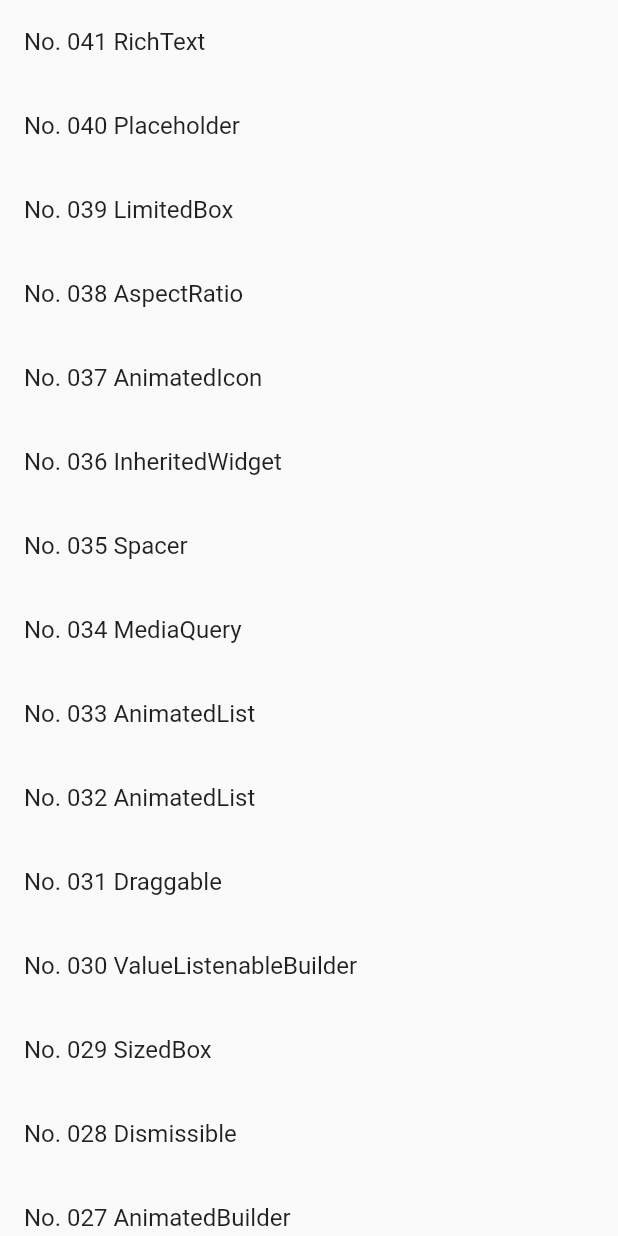
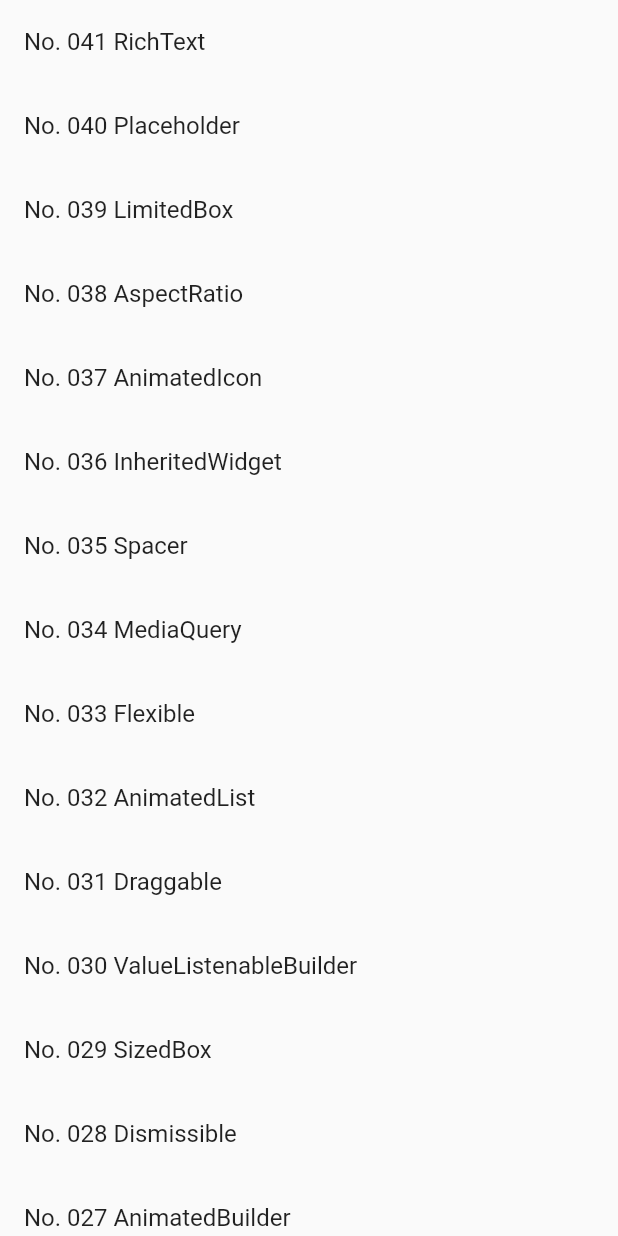
Before and after one commit to fujiya228/flutter-widget-of-the-week, a Flutter app: the screen it shows after launch, on a phone screen of 412 x 824 dp. Run offline on Flutter 3.47's test engine with Material 2 defaults, Android fonts, the phone set to English and light mode, and no system bars; our stand-ins replace transparent_image.

Commit message:
Flexibleになっていなかったので修正

```diff
--- a/lib/widgets/widgets.dart
+++ b/lib/widgets/widgets.dart
@@ -60,7 +60,7 @@ final widgetPages = <WidgetPage>[
   WidgetPage(title: 'No. 036 InheritedWidget', widget: const Page036()),
   WidgetPage(title: 'No. 035 Spacer', widget: const Page035()),
   WidgetPage(title: 'No. 034 MediaQuery', widget: const Page034()),
-  WidgetPage(title: 'No. 033 AnimatedList', widget: const Page033()),
+  WidgetPage(title: 'No. 033 Flexible', widget: const Page033()),
   WidgetPage(title: 'No. 032 AnimatedList', widget: const Page032()),
   WidgetPage(title: 'No. 031 Draggable', widget: const Page031()),
   WidgetPage(title: 'No. 030 ValueListenableBuilder', widget: const Page030()),
```
